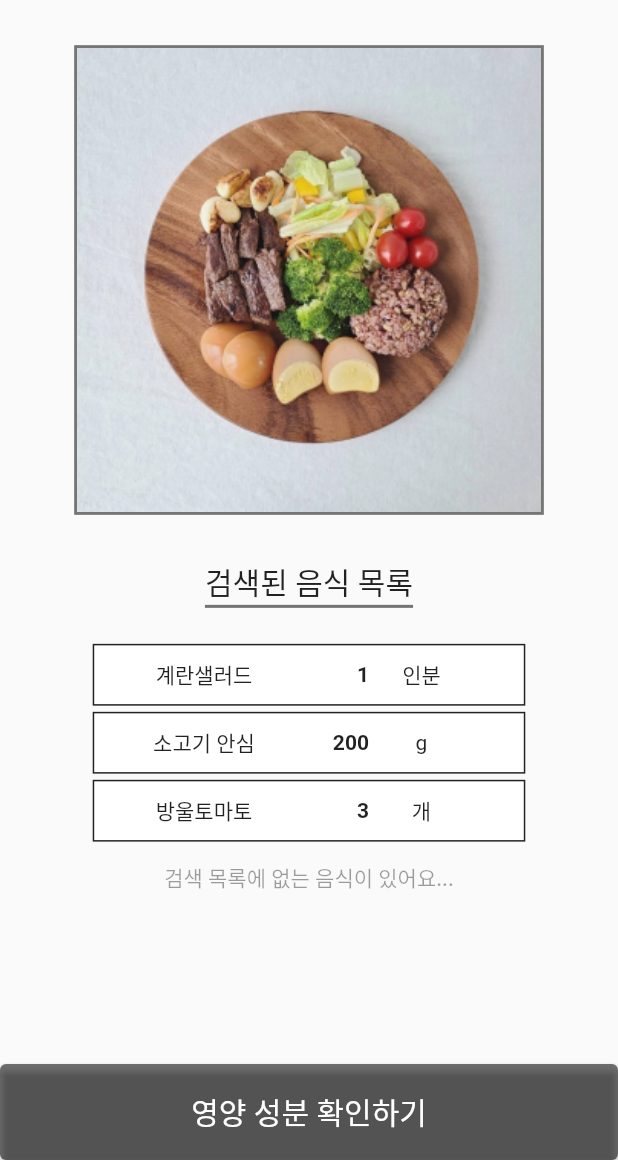
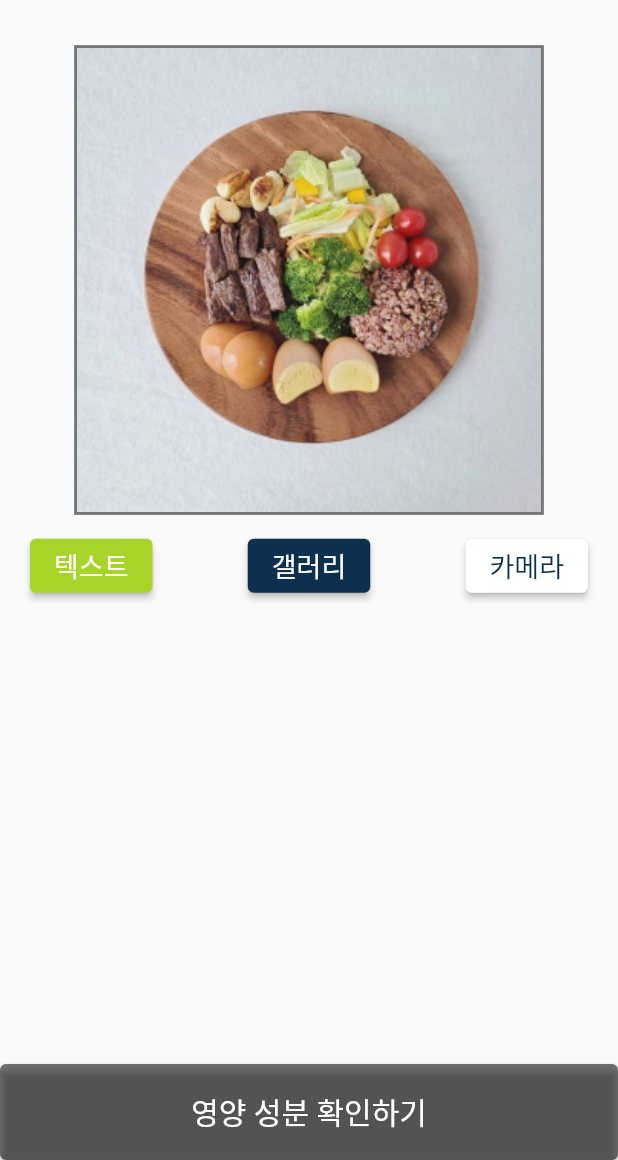
Before and after one commit to MAK-E-AT/Frontend, a Flutter app: the screen it shows after launch, on a phone screen of 412 x 824 dp, the part 76-1236 px from its top. Run offline on Flutter 3.47's test engine with Material 2 defaults, Android fonts, the phone set to English and light mode, and no system bars; our stand-ins replace flutter_dotenv, flutter_hooks, flutter_secure_storage, image_picker, smooth_page_indicator; missing offline and left inert: flutter_webview_plugin, kakao_flutter_sdk; Roboto replaces fonts that are missing (Pura).

Commit message:
기능: 플라스크에 전송 전 이미지를 갤러리나 카메라에서 받아옴

```diff
--- a/makeat_fe/lib/main.dart
+++ b/makeat_fe/lib/main.dart
@@ -6,9 +6,7 @@ import 'package:provider/provider.dart';
 
 import 'view_models/kakao_login_view_model.dart';
 import 'view_models/naver_login_view_model.dart';
-
-
-import 'views/analyzed_image_screen.dart';
+import 'views/send_image_to_flask_screen.dart';
 
 // Future<void> main() async {
 //   await dotenv.load();
@@ -39,7 +37,7 @@ class MAKEAT extends StatelessWidget {
   @override
   Widget build(BuildContext context) {
     return const MaterialApp(
-      home: AnalyzedImageScreen(),
+      home: SendImageToFlask(),
     );
   }
 }
--- /dev/null
+++ b/makeat_fe/lib/views/send_image_to_flask_screen.dart
@@ -0,0 +1,176 @@
+import 'dart:io';
+import 'dart:typed_data';
+
+import 'package:flutter/material.dart';
+import 'package:image_picker/image_picker.dart';
+
+import '../widgets/custom_elevated_button.dart';
+
+class SendImageToFlask extends StatefulWidget {
+  const SendImageToFlask({super.key});
+
+  @override
+  State<SendImageToFlask> createState() => _SendImageToFlaskState();
+}
+
+class _SendImageToFlaskState extends State<SendImageToFlask> {
+  late Future<Widget> photo;
+  File? mPhoto;
+
+  Future<Widget> onPhoto(ImageSource source) async {
+    XFile? f = await ImagePicker().pickImage(source: source);
+    mPhoto = File(f!.path);
+
+    Future<Uint8List> sendPhoto = mPhoto!.readAsBytes();
+
+    sendPhoto.then((val) {
+      print('{this.source} 일단 감');
+      //이게 플라스크한테 넘어가는거
+      //_postRequest(kakaoId: widget.userID, dataByte: val);
+      //   print('지금 백엔드에 넣어봄');
+
+      //   Future<int> data = _uploadToSignedURL(
+      //       file: val, //val,
+      //       url:
+      //           'https://makeat.s3.amazonaws.com/3.jpg?X-Amz-Algorithm=AWS4-HMAC-SHA256&X-Amz-Credential=AKIA37IAGAIXQ52EVAUK%2F20230224%2Fap-northeast-2%2Fs3%2Faws4_request&X-Amz-Date=20230224T044146Z&X-Amz-Expires=3600&X-Amz-SignedHeaders=host&X-Amz-Signature=4c2038c1c2e64589295642eccd3a9acef9ee1889d3aa751cd7af570657b603a8');
+      //   print('전송 성공');
+
+      //   data.then((value) => print('이유는 $value'));
+      // }).catchError((error) {
+      //   print('Faliure to 사진전송');
+    });
+
+    Widget photo = (mPhoto != null) ? Image.file(mPhoto!) : const Text('EMPTY');
+    return photo;
+    //setState(() => mPhoto = File(f!.path));
+  }
+
+  @override
+  Widget build(BuildContext context) {
+    return Scaffold(
+        body: SafeArea(
+          child: SingleChildScrollView(
+            child: Center(
+              child: Column(
+                children: [
+                  const SizedBox(
+                    height: 20.0,
+                  ),
+
+                  /* MAK-E-AT 로고(소) */
+                  Image.asset(
+                    width: 140.0,
+                    'assets/images/makeat_logo/logo_small_size.png',
+                  ),
+                  const SizedBox(
+                    height: 30.0,
+                  ),
+                  Container(
+                    decoration: BoxDecoration(
+                      color: Colors.white,
+                      border: Border.all(color: Colors.black54, width: 2),
+                    ),
+                    width: MediaQuery.of(context).size.width * 0.76,
+                    height:
+                        MediaQuery.of(context).size.height * 0.38, // size 수정 필요
+                    child: Image.asset(
+                        'assets/images/sample_data/sample_food.png',
+                        fit: BoxFit.cover),
+                  ),
+                  Container(
+                    padding: const EdgeInsets.fromLTRB(20, 10, 20, 10),
+                    child: Row(
+                      mainAxisAlignment: MainAxisAlignment.spaceBetween,
+                      children: [
+                        ElevatedButton(
+                            style: ElevatedButton.styleFrom(
+                                backgroundColor:
+                                    const Color.fromARGB(255, 167, 212, 41)),
+                            onPressed: () => {
+                                  print('텍스트로 추가'),
+                                },
+                            child: const Text('텍스트',
+                                style: TextStyle(
+                                    fontSize: 18,
+                                    color: Colors.white,
+                                    fontFamily: "Pura"))),
+                        ElevatedButton(
+                            style: ElevatedButton.styleFrom(
+                                backgroundColor:
+                                    const Color.fromARGB(255, 13, 48, 78)),
+                            onPressed: () => {
+                                  photo = onPhoto(ImageSource.gallery),
+
+                                  // photo.then((val) {
+                                  //   // 데이터가 나오면 해당 값을 출력
+                                  //   Navigator.push(
+                                  //       context,
+                                  //       MaterialPageRoute(
+                                  //           builder: (context) =>
+                                  //               AnaPage(mPhoto: val)));
+                                  //   // _uploadToSignedURL(
+                                  //   //     file: val, url: '1'); //버킷에 업로드 어케 함?
+                                  // }).catchError((error) {
+                                  //   // error가 해당 에러를 출력
+                                  //   print('error: $error');
+                                  // }),
+                                  // // Navigator.push(
+                                  // //     context,
+                                  // //     MaterialPageRoute(
+                                  // //         builder: (context) => AnaPage(mPhoto: photo)))
+                                },
+                            child: const Text('갤러리',
+                                style: TextStyle(
+                                    fontSize: 18,
+                                    color: Colors.white,
+                                    fontFamily: "Pura"))),
+                        ElevatedButton(
+                          style: ElevatedButton.styleFrom(
+                            backgroundColor: Colors.white,
+                          ),
+                          onPressed: () {
+                            photo = onPhoto(ImageSource.camera);
+
+                            // photo.then((val) {
+                            //   // 데이터가 나오면 해당 값을 출력
+                            //   Navigator.push(
+                            //       context,
+                            //       MaterialPageRoute(
+                            //           builder: (context) => AnaPage(mPhoto: val)));
+                            // }).catchError((error) {
+                            //   // error가 해당 에러를 출력
+                            //   print('error: $error');
+                            // });
+
+                            // Navigator.push(
+                            //     context,
+                            //     MaterialPageRoute(
+                            //         builder: (context) => AnaPage(mPhoto: photo)));
+                          },
+                          child: const Text(
+                            '카메라',
+                            style: TextStyle(
+                                fontSize: 18,
+                                color: Color.fromARGB(255, 13, 48, 78),
+                                fontFamily: "Pura"),
+                          ),
+                        )
+                      ],
+                    ),
+                  ),
+                  const SizedBox(
+                    height: 30.0,
+                  ),
+                  const SizedBox(
+                    height: 24.0,
+                  ),
+                ],
+              ),
+            ),
+          ),
+        ),
+        bottomNavigationBar: const CustomElevatedButton(
+          buttonText: '영양 성분 확인하기',
+        ));
+  }
+}
--- a/makeat_fe/pubspec.yaml
+++ b/makeat_fe/pubspec.yaml
@@ -41,6 +41,8 @@ dependencies:
   flutter_hooks: ^0.18.6
   flutter_dotenv: ^5.0.2
   flutter_secure_storage: ^8.0.0
+  image_picker: ^0.8.1
+
   http: ^0.13.5
   kakao_flutter_sdk: ^1.4.2
   flutter_webview_plugin:
```
Also changed, not shown: makeat_fe/pubspec.lock.
